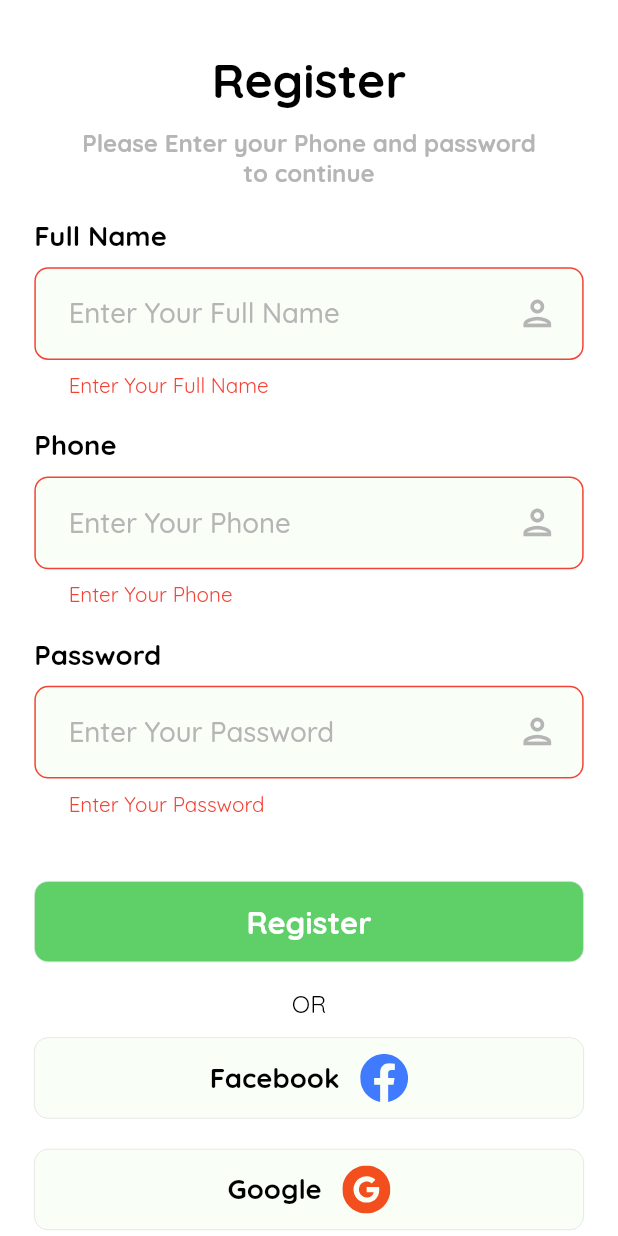
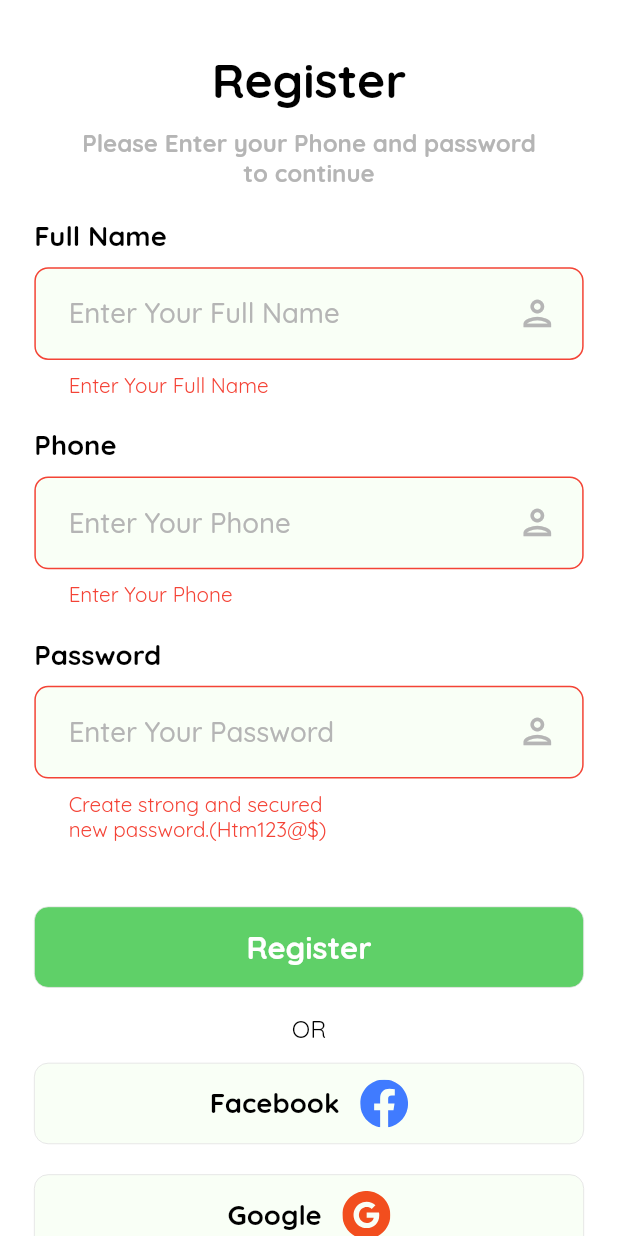
Before and after one commit to HusseinMohamed99/Laboar, a Flutter app: the RegisterScreen screen opened directly, after a tap on "Register", on a phone screen of 412 x 824 dp. Run offline on Flutter 3.47's test engine with Material 2 defaults, Android fonts, the phone set to English and light mode, and no system bars; our stand-ins replace cached_network_image, cloud_firestore, firebase_core, flutter_bloc, flutter_screenutil, flutter_svg and 6 more; accounts and stored records are empty; generated files the repository leaves out were written again; project files that could hold a hidden picture were left out.

```diff
--- a/lib/core/network/constances.dart
+++ b/lib/core/network/constances.dart
@@ -1,9 +1,9 @@
 import 'dart:io';
 
 class AppConstances {
-  String? uId = '';
-
   String getOs() {
     return Platform.operatingSystem;
   }
 }
+
+String? uId = '';
--- a/lib/l10n/intl_ar.arb
+++ b/lib/l10n/intl_ar.arb
@@ -37,7 +37,7 @@
   "submit": "ارسال",
   "hintSend": "سيتم ارسال الكود مرة اخري",
   "resetPassword": "اعادة كلمة المرور",
-  "hintPassword": "برجاء ادخال كلمة مرور \nلتاكيد حسابك",
+  "hintPassword": "برجاء ادخال كلمة مرور \nلتاكيد حسابك (Htm123@$)",
   "confirmPassword": "تاكيد كلمة المرور",
   "settings": "الإعدادات",
   "theme": "المظهر",
--- a/lib/l10n/intl_en.arb
+++ b/lib/l10n/intl_en.arb
@@ -35,7 +35,7 @@
   "submit": "Submit",
   "hintSend": "Code Sent. Resend Code in",
   "resetPassword": "Reset Password",
-  "hintPassword": "Create strong and secured\nnew password.",
+  "hintPassword": "Create strong and secured\nnew password.(Htm123@$)",
   "confirmPassword": "Confirm Password",
   "settings": "Settings",
   "theme": "Theme",
--- a/lib/main.dart
+++ b/lib/main.dart
@@ -1,4 +1,5 @@
 import 'package:firebase_core/firebase_core.dart';
+import 'package:flutter/foundation.dart';
 import 'package:flutter/material.dart';
 import 'package:flutter/services.dart';
 import 'package:flutter_bloc/flutter_bloc.dart';
@@ -10,8 +11,10 @@ import 'package:laboar/core/cubit/laboarCubit/laboar_cubit.dart';
 import 'package:laboar/core/cubit/laboarCubit/laboar_state.dart';
 import 'package:laboar/core/global/theme/theme_data/theme_data.dart';
 import 'package:laboar/core/network/cache_helper.dart';
+import 'package:laboar/core/network/constances.dart';
 import 'package:laboar/core/utils/enum.dart';
-import 'package:laboar/presentation/otpScreen/otp_screen.dart';
+import 'package:laboar/presentation/loginScreen/login_screen.dart';
+import 'package:laboar/presentation/onBoarding/on_boarding_screen.dart';
 import 'package:wakelock/wakelock.dart';
 
 import 'firebase_options.dart';
@@ -24,6 +27,10 @@ void main() async {
     options: DefaultFirebaseOptions.currentPlatform,
   );
   Bloc.observer = MyBlocObserver();
+
+  if (kDebugMode) {
+    print(uId);
+  }
 
   await CacheHelper.init();
   runApp(const MyApp());
@@ -71,7 +78,9 @@ class MyApp extends StatelessWidget {
                     ),
                     debugShowCheckedModeBanner: false,
                     theme: getThemeData[AppTheme.lightTheme],
-                    home: const OtpScreen(),
+                    home: uId!.isEmpty
+                        ? const OnBoardingScreen()
+                        : const LoginScreen(),
                   );
                 },
               );
--- a/lib/presentation/registerScreen/register_screen.dart
+++ b/lib/presentation/registerScreen/register_screen.dart
@@ -7,12 +7,12 @@ import 'package:laboar/core/components/navigator.dart';
 import 'package:laboar/core/components/on_tap_function.dart';
 import 'package:laboar/core/components/size_box.dart';
 import 'package:laboar/core/components/text_form_field.dart';
-import 'package:laboar/core/cubit/registerCubit/register_cubit.dart';
 import 'package:laboar/core/global/theme/app_color/app_color_light.dart';
 import 'package:laboar/core/global/theme/theme_data/theme_data.dart';
 import 'package:laboar/core/utils/enum.dart';
 import 'package:laboar/generated/assets.dart';
 import 'package:laboar/presentation/loginScreen/login_screen.dart';
+import 'package:laboar/presentation/otpScreen/otp_screen.dart';
 
 class RegisterScreen extends StatelessWidget {
   const RegisterScreen({super.key});
@@ -96,7 +96,9 @@ class RegisterScreen extends StatelessWidget {
                         controller: phoneController,
                         keyboardType: TextInputType.phone,
                         validate: (String? value) {
-                          if (value!.trim().isEmpty || value.length == 11) {
+                          if (value!.trim().isEmpty ||
+                              value.length < 11 ||
+                              value.length > 11) {
                             return localizations.enterPhoneNumber;
                           }
                           return null;
@@ -118,12 +120,18 @@ class RegisterScreen extends StatelessWidget {
                       ),
                       DefaultTextFormField(
                         context: context,
+                        obscuringCharacter: '*',
                         controller: passwordController,
                         keyboardType: TextInputType.visiblePassword,
                         validate: (String? value) {
-                          if (value!.trim().isEmpty || value.length < 8) {
-                            return localizations.enterPassword;
+                          RegExp regex = RegExp(
+                              r'^(?=.*?[A-Z])(?=.*?[a-z])(?=.*?[0-9])(?=.*?[!@#+/%^=_$&*~]).{8,}$');
+                          if (value!.trim().isEmpty ||
+                              value.trim().length < 8 ||
+                              !regex.hasMatch(value)) {
+                            return localizations.hintPassword;
                           }
+
                           return null;
                         },
                         suffix: Icons.person_outlined,
@@ -136,11 +144,12 @@ class RegisterScreen extends StatelessWidget {
                 defaultMaterialButton(
                   function: () {
                     if (formKey.currentState!.validate()) {
-                      RegisterCubit.get(context).userRegister(
-                        phone: phoneController.text,
-                        password: passwordController.text,
-                        fullName: fullNameController.text,
-                      );
+                      navigateTo(context, const OtpScreen());
+                      // RegisterCubit.get(context).userRegister(
+                      //   phone: phoneController.text,
+                      //   password: passwordController.text,
+                      //   fullName: fullNameController.text,
+                      // );
                     }
                   },
                   text: localizations.register,
```
Also changed, not shown: lib/generated/intl/messages_ar.dart, lib/generated/intl/messages_en.dart, lib/generated/l10n.dart.
